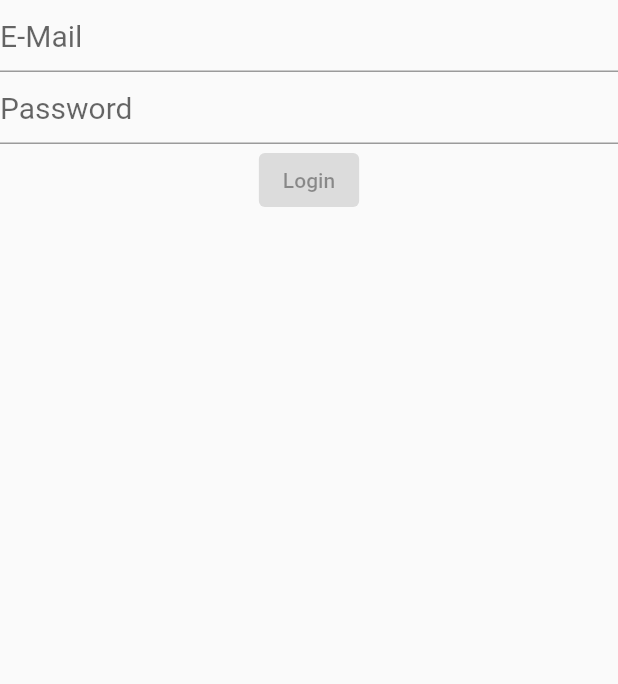
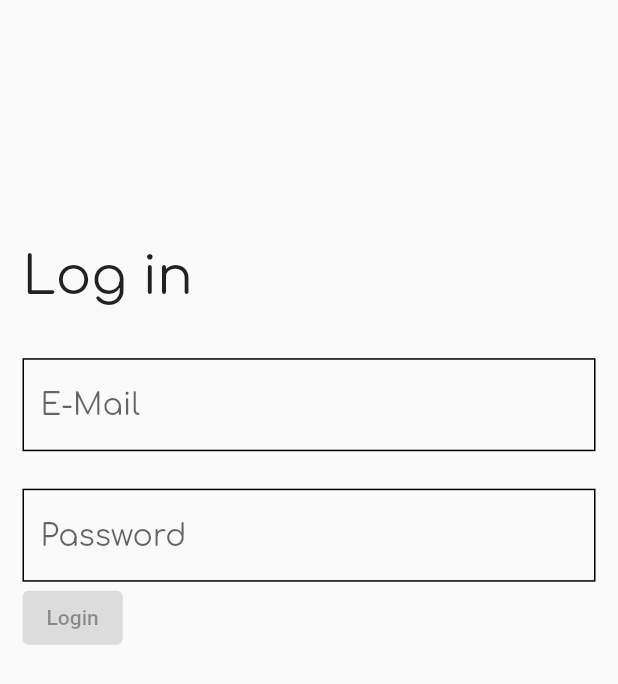
Before and after one commit to CPMoviePHil/wanin_interview_login, a Flutter app: the screen it shows after launch, on a phone screen of 412 x 824 dp. Shown: the top 684 px of the screen. Run offline on Flutter 3.47's test engine with Material 2 defaults, Android fonts, the phone set to English and light mode, and no system bars; our stand-ins replace bloc, equatable, flutter_bloc, formz, google_fonts, logger; accounts and stored records are empty.

Commit message:
+google fonts

```diff
--- a/lib/l10n/intl_en.arb
+++ b/lib/l10n/intl_en.arb
@@ -1,5 +1,5 @@
 {
-  "loginPageTitle": "Log In",
+  "loginPageTitle": "Log in",
   "email": "E-Mail",
   "invalidEmail": "Invalid E-Mail",
   "password": "Password",
--- a/lib/screens/login.dart
+++ b/lib/screens/login.dart
@@ -18,7 +18,8 @@ class LoginPage extends StatelessWidget {
 
   @override
   Widget build(BuildContext context) {
-    return Scaffold(
+    return SafeArea(
+      child: Scaffold(
         body: BlocProvider(
           create: (context) {
             return LoginBloc(
@@ -28,6 +29,7 @@ class LoginPage extends StatelessWidget {
           },
           child: const LoginForm(),
         ),
+      ),
     );
   }
 }
--- a/lib/templates/login_form.dart
+++ b/lib/templates/login_form.dart
@@ -3,6 +3,7 @@ import 'package:flutter_bloc/flutter_bloc.dart';
 import 'package:formz/formz.dart';
 import 'package:wanin_interview_login/blocs/blocs.dart';
 import 'package:wanin_interview_login/generated/l10n.dart';
+import 'package:wanin_interview_login/types/types.dart';
 import 'package:wanin_interview_login/utils/utils.dart';
 
 class LoginForm extends StatelessWidget {
@@ -22,13 +23,24 @@ class LoginForm extends StatelessWidget {
           );
         }
       },
+      child: Container(
+        padding: const EdgeInsets.symmetric(horizontal: 15),
         child: Column(
-        mainAxisSize: MainAxisSize.min,
+          crossAxisAlignment: CrossAxisAlignment.start,
+          //mainAxisAlignment: MainAxisAlignment.center,
           children: [
+            SizedBox(height: MediaQuery.of(context).size.height * 0.2,),
+            WidgetsHelper.appText(
+              text: S.of(context).loginPageTitle,
+              size: WidgetSize.extremeLarge,
+            ),
+            const SizedBox(height: 35,),
             _Email(),
+            const SizedBox(height: 25,),
             _Password(),
             _LoginButton(),
           ],
+        ),
       ),
     );
   }
--- a/lib/utils/widgets_helper.dart
+++ b/lib/utils/widgets_helper.dart
@@ -1,4 +1,5 @@
 import 'package:flutter/material.dart';
+import 'package:google_fonts/google_fonts.dart';
 import 'package:wanin_interview_login/types/types.dart';
 
 typedef TextFormFieldOnChange = Function(String str);
@@ -107,12 +108,14 @@ class WidgetsHelper {
     TextDecoration? decoration,
   }) {
     double fontSize = _size(size: size);
-    return TextStyle(
-      color: fontColor,
-      fontSize: fontSize,
-      height: lineSpacing,
-      letterSpacing: letterSpacing,
-      decoration: decoration,
+    return GoogleFonts.comfortaa(
+      textStyle: TextStyle(
+        color: fontColor,
+        fontSize: fontSize,
+        height: lineSpacing,
+        letterSpacing: letterSpacing,
+        decoration: decoration,
+      ),
     );
   }
 
@@ -176,6 +179,17 @@ class WidgetsHelper {
     return InputDecoration(
       hintText: hintMessage,
       errorText: errorMessage,
+      enabledBorder: _inputBorder(),
+      focusedBorder: _inputBorder(),
+    );
+  }
+
+  static InputBorder _inputBorder() {
+    return OutlineInputBorder(
+      borderRadius: BorderRadius.circular(0),
+      borderSide: const BorderSide(
+        color: Colors.black,
+      ),
     );
   }
 
--- a/pubspec.yaml
+++ b/pubspec.yaml
@@ -35,6 +35,10 @@ dependencies:
 
   #debug tools
   logger: ^1.1.0
+
+  #fonts
+  google_fonts: ^2.1.0
+
   flutter:
     sdk: flutter
   # 多國語系
@@ -72,6 +76,8 @@ flutter:
   # assets:
   #   - images/a_dot_burr.jpeg
   #   - images/a_dot_ham.jpeg
+  assets:
+    - google_fonts/
 
   # An image asset can refer to one or more resolution-specific "variants", see
   # https://flutter.dev/assets-and-images/#resolution-aware.
```
Also changed, not shown: google_fonts/Comfortaa-Bold.ttf (added), google_fonts/Comfortaa-Light.ttf (added), google_fonts/Comfortaa-Medium.ttf (added), google_fonts/Comfortaa-Regular.ttf (added), google_fonts/Comfortaa-SemiBold.ttf (added), lib/generated/intl/messages_en.dart, lib/generated/l10n.dart, pubspec.lock. Lines whose indentation alone changed are shown as unchanged.
